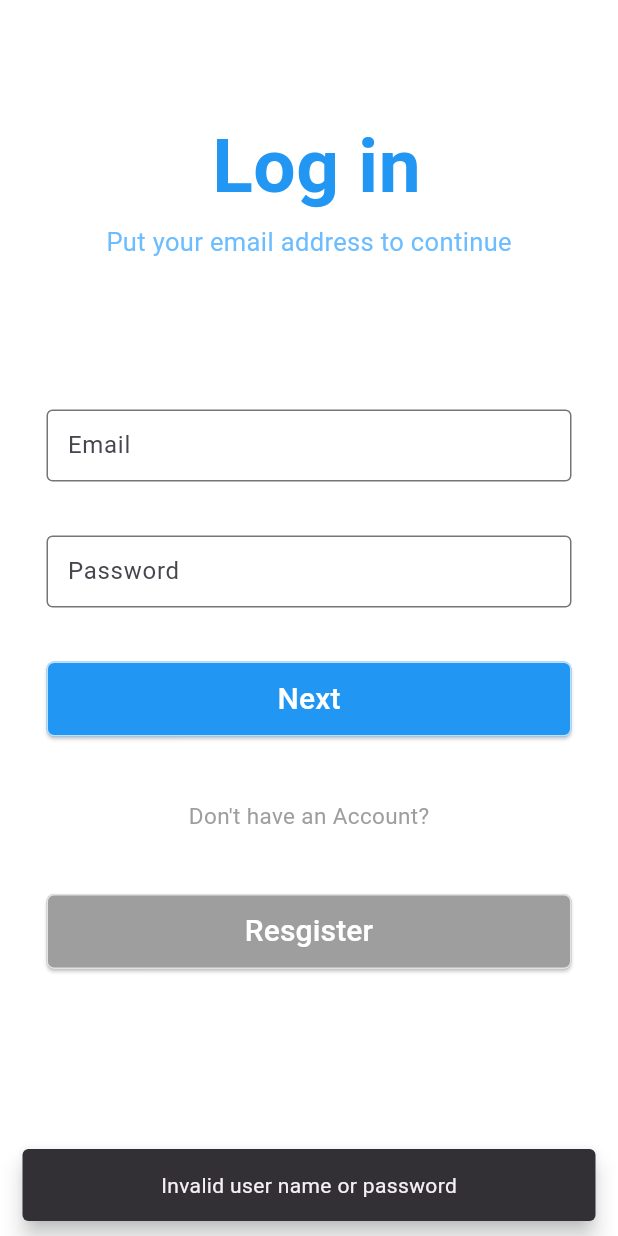
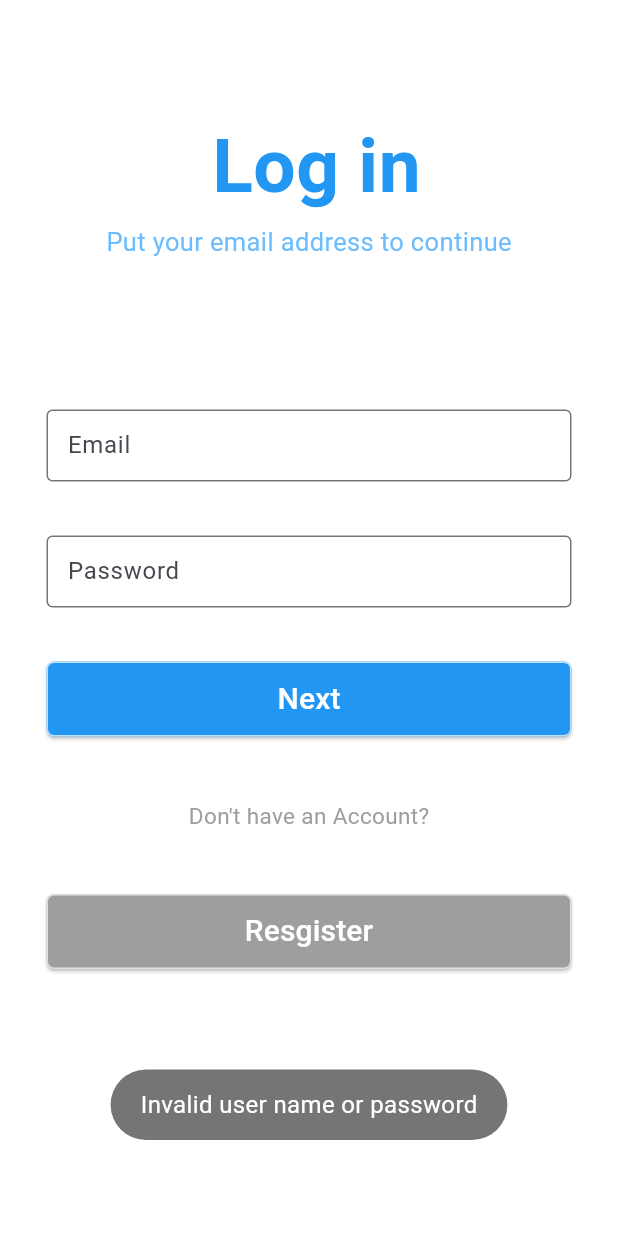
Before and after one commit to BrianNguyen1507/Movie-Booking-tickets, a Flutter app: the screen it shows after launch, after a tap on "Next", on a phone screen of 412 x 824 dp. Run offline on Flutter 3.47's test engine with Material 3 defaults, Android fonts, the phone set to English and light mode, and no system bars; our stand-ins replace fluttertoast, gap, scroll_snap_list.

Commit message:
update: handle login

```diff
--- a/lib/utils/handle_login/handlelogin.dart
+++ b/lib/utils/handle_login/handlelogin.dart
@@ -1,6 +1,9 @@
 import 'package:flutter/material.dart';
 import 'package:movie_booking/Views/index/index.dart';
+import 'package:movie_booking/model/users/Account.dart';
+import 'package:movie_booking/model/users/User.dart';
 import 'package:movie_booking/services/authenticate.dart';
+import 'package:fluttertoast/fluttertoast.dart';
 
 class HandleLogin extends StatefulWidget {
   const HandleLogin({Key? key}) : super(key: key);
@@ -11,63 +14,57 @@ class HandleLogin extends StatefulWidget {
   Future<void> handleLogin(
       BuildContext context, String username, String password) async {
     if (username.isEmpty || password.isEmpty) {
-      _showSnackBarInvalid(context);
+      _showToastInvalid();
       return;
     }
     if (!validateInput(username, password)) {
-      _showSnackBarInvalid(context);
+      _showToastInvalid();
       return;
     }
 
-    final isAuthenticated = await AuthenticationService.authenticate(
-      username,
-      password,
+    final user = User(
+      name: '',
+      level: '',
+      phoneNumber: '',
+      address: '',
+      account: Account(
+        username: username,
+        password: password,
+      ),
     );
 
+    final isAuthenticated = await AuthenticationService.authenticate(user);
+
     if (isAuthenticated) {
-      // Successful login
-      _showSnackBarSuccess(context);
+      _showToastSuccess();
       _onLoginSuccess(context);
     } else {
-      // Failed login
-      _showSnackBarFail(context);
+      _showToastFail();
     }
   }
 
-  void _showSnackBarSuccess(BuildContext context) {
-    ScaffoldMessenger.of(context).showSnackBar(
-      const SnackBar(
-        behavior: SnackBarBehavior.floating,
-        content: Align(
-          alignment: Alignment.bottomCenter,
-          child: Text('Login successful!'),
-        ),
-      ),
+  void _showToast(String message) {
+    Fluttertoast.showToast(
+      msg: message,
+      toastLength: Toast.LENGTH_SHORT,
+      gravity: ToastGravity.BOTTOM,
+      timeInSecForIosWeb: 1,
+      backgroundColor: Colors.grey[600],
+      textColor: Colors.white,
+      fontSize: 16.0,
     );
   }
 
-  void _showSnackBarFail(BuildContext context) {
-    ScaffoldMessenger.of(context).showSnackBar(
-      const SnackBar(
-        behavior: SnackBarBehavior.floating,
-        content: Align(
-          alignment: Alignment.bottomCenter,
-          child: Text('Not found'),
-        ),
-      ),
-    );
+  void _showToastSuccess() {
+    _showToast('Login successful!');
   }
 
-  void _showSnackBarInvalid(BuildContext context) {
-    ScaffoldMessenger.of(context).showSnackBar(
-      const SnackBar(
-        behavior: SnackBarBehavior.floating,
-        content: Align(
-          alignment: Alignment.bottomCenter,
-          child: Text('Invalid user name or password'),
-        ),
-      ),
-    );
+  void _showToastFail() {
+    _showToast('Not found');
+  }
+
+  void _showToastInvalid() {
+    _showToast('Invalid user name or password');
   }
 
   void _onLoginSuccess(BuildContext context) {
```
